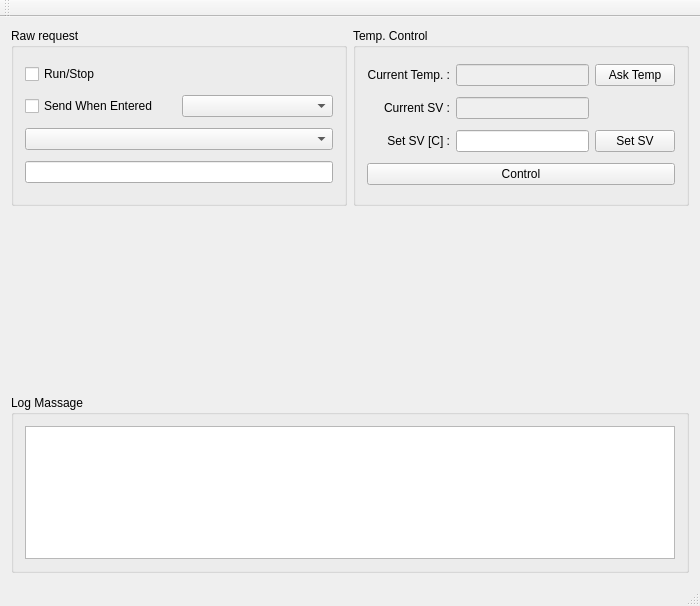
Before: the Qt Designer form mainwindow.ui in TripletESR/Omron_PID, drawn with Qt 5.
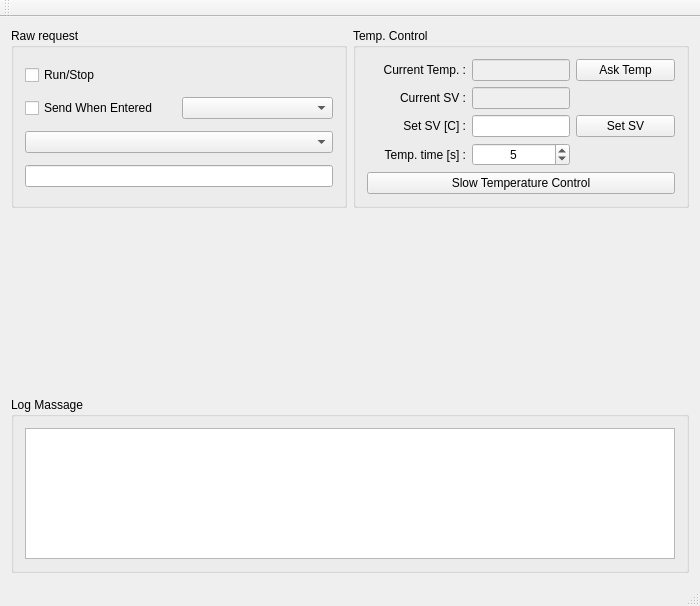
After: the same form once the commit is applied. Custom widgets are drawn as their Qt base class.

Commit message: add TempGetTime control

```diff
--- a/mainwindow.ui
+++ b/mainwindow.ui
@@ -20,16 +20,9 @@
       <property name="title">
        <string>Temp. Control</string>
       </property>
-      <layout class="QGridLayout" name="gridLayout_3">
-       <item row="3" column="2">
-        <widget class="QPushButton" name="pushButton_SetSV">
-         <property name="text">
-          <string>Set SV</string>
-         </property>
-        </widget>
-       </item>
-       <item row="0" column="1">
-        <widget class="QLineEdit" name="lineEdit_Temp">
+      <layout class="QGridLayout" name="gridLayout_3" columnstretch="1,1,1">
+       <item row="1" column="1">
+        <widget class="QLineEdit" name="lineEdit_CurrentSV">
          <property name="enabled">
           <bool>false</bool>
          </property>
@@ -38,6 +31,13 @@
          </property>
         </widget>
        </item>
+       <item row="0" column="2">
+        <widget class="QPushButton" name="pushButton_AskTemp">
+         <property name="text">
+          <string>Ask Temp</string>
+         </property>
+        </widget>
+       </item>
        <item row="0" column="0">
         <widget class="QLabel" name="label">
          <property name="text">
@@ -48,6 +48,13 @@
          </property>
         </widget>
        </item>
+       <item row="3" column="2">
+        <widget class="QPushButton" name="pushButton_SetSV">
+         <property name="text">
+          <string>Set SV</string>
+         </property>
+        </widget>
+       </item>
        <item row="3" column="1">
         <widget class="QLineEdit" name="lineEdit_SV">
          <property name="alignment">
@@ -55,15 +62,8 @@
          </property>
         </widget>
        </item>
-       <item row="0" column="2">
-        <widget class="QPushButton" name="pushButton_AskTemp">
-         <property name="text">
-          <string>Ask Temp</string>
-         </property>
-        </widget>
-       </item>
-       <item row="1" column="1">
-        <widget class="QLineEdit" name="lineEdit_CurrentSV">
+       <item row="0" column="1">
+        <widget class="QLineEdit" name="lineEdit_Temp">
          <property name="enabled">
           <bool>false</bool>
          </property>
@@ -92,10 +92,33 @@
          </property>
         </widget>
        </item>
-       <item row="4" column="0" colspan="3">
+       <item row="5" column="0" colspan="3">
         <widget class="QPushButton" name="pushButton_Control">
          <property name="text">
-          <string>Control</string>
+          <string>Slow Temperature Control</string>
+         </property>
+        </widget>
+       </item>
+       <item row="4" column="1">
+        <widget class="QSpinBox" name="spinBox_temp">
+         <property name="alignment">
+          <set>Qt::AlignCenter</set>
+         </property>
+         <property name="maximum">
+          <number>500</number>
+         </property>
+         <property name="value">
+          <number>5</number>
+         </property>
+        </widget>
+       </item>
+       <item row="4" column="0">
+        <widget class="QLabel" name="label_3">
+         <property name="text">
+          <string>Temp. time [s] :</string>
+         </property>
+         <property name="alignment">
+          <set>Qt::AlignRight|Qt::AlignTrailing|Qt::AlignVCenter</set>
          </property>
         </widget>
        </item>
```
The commit also changes 1 other file.
